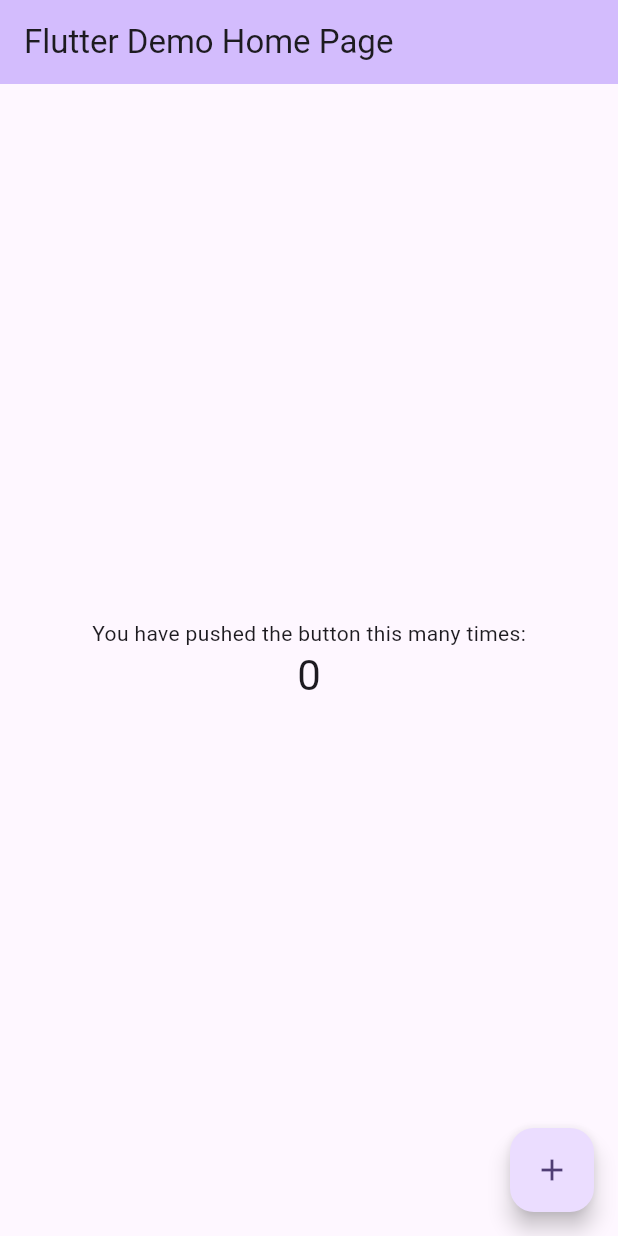
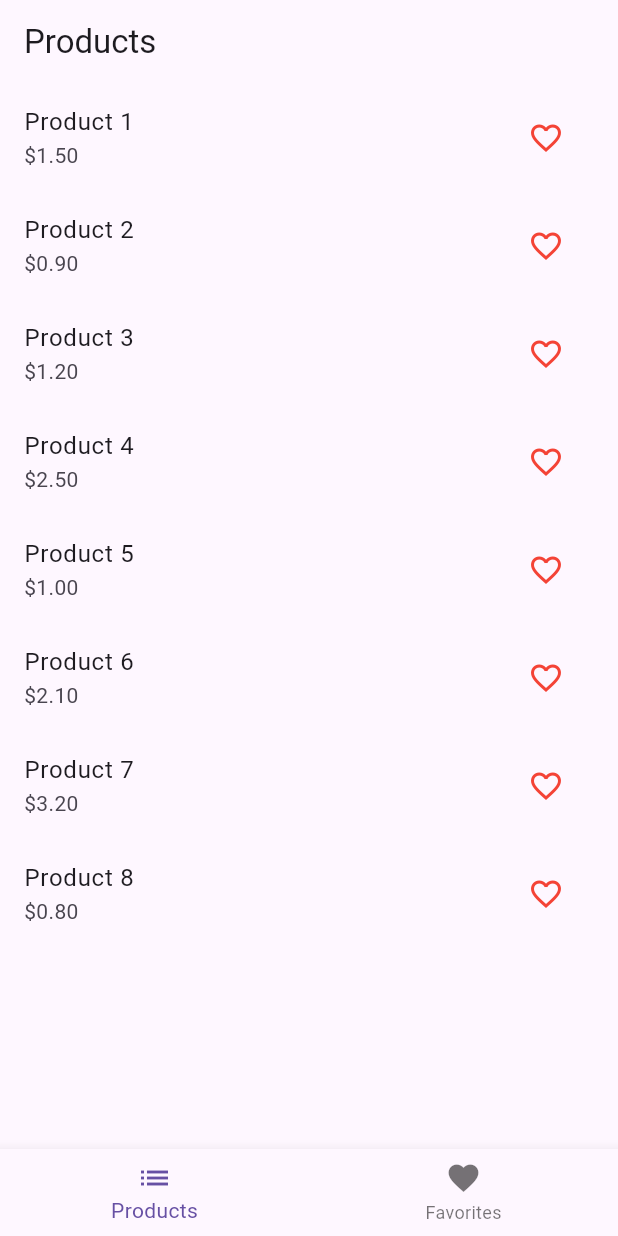
Before and after one commit to dtussupbayev/favorite_products_app, a Flutter app: the screen it shows after launch, on a phone screen of 412 x 824 dp. Run offline on Flutter 3.47's test engine with Material 3 defaults, Android fonts, the phone set to English and light mode, and no system bars; our stand-ins replace bloc, equatable, flutter_bloc, get_it, hive, hive_flutter; accounts and stored records are empty.

Commit message:
implement products favorites UI

```diff
--- a/lib/data/models/product.dart
+++ b/lib/data/models/product.dart
@@ -3,7 +3,7 @@ import 'package:hive/hive.dart';
 part 'product.g.dart';
 
 @HiveType(typeId: 0)
-class Product {
+class Product extends HiveObject {
   @HiveField(0)
   final String name;
 
@@ -14,4 +14,12 @@ class Product {
   bool isFavorite;
 
   Product({required this.name, required this.price, this.isFavorite = false});
+
+  Product copyWith({String? name, double? price, bool? isFavorite}) {
+    return Product(
+      name: name ?? this.name,
+      price: price ?? this.price,
+      isFavorite: isFavorite ?? this.isFavorite,
+    );
+  }
 }
--- a/lib/data/repositories/product_repository.dart
+++ b/lib/data/repositories/product_repository.dart
@@ -35,8 +35,7 @@ class ProductRepository {
     await _box.put(product.name, product);
   }
 
-  Future<void> toggleFavorite(Product product) async {
-    product.isFavorite = !product.isFavorite;
+  Future<void> updateProduct(Product product) async {
     await _box.put(product.name, product);
   }
 }
--- a/lib/di.dart
+++ b/lib/di.dart
@@ -3,6 +3,7 @@ import 'package:hive_flutter/hive_flutter.dart';
 
 import 'data/models/product.dart';
 import 'data/repositories/product_repository.dart';
+import 'presentation/features/products/bloc/products_bloc.dart';
 
 final getIt = GetIt.instance;
 
@@ -13,4 +14,5 @@ Future<void> configureDependencies() async {
   final box = await Hive.openBox<Product>('products');
 
   getIt.registerSingleton<ProductRepository>(ProductRepository(box));
+  getIt.registerFactory(() => ProductsBloc(getIt<ProductRepository>()));
 }
--- a/lib/main.dart
+++ b/lib/main.dart
@@ -1,7 +1,13 @@
 import 'package:flutter/material.dart';
 
-void main() {
-  runApp(const MyApp());
+import 'di.dart';
+import 'presentation/features/home/screens/home_screen.dart';
+
+void main() async {
+  WidgetsFlutterBinding.ensureInitialized();
+  await configureDependencies();
+
+  runApp(MyApp());
 }
 
 class MyApp extends StatelessWidget {
@@ -10,60 +16,10 @@ class MyApp extends StatelessWidget {
   @override
   Widget build(BuildContext context) {
     return MaterialApp(
-      title: 'Flutter Demo',
-      theme: ThemeData(
-        colorScheme: ColorScheme.fromSeed(seedColor: Colors.deepPurple),
-        useMaterial3: true,
-      ),
-      home: const MyHomePage(title: 'Flutter Demo Home Page'),
+      debugShowCheckedModeBanner: false,
+      title: 'FavoriteProductsApp',
+      theme: ThemeData(primarySwatch: Colors.indigo),
+      home: HomeScreen(),
     );
   }
 }
-
-class MyHomePage extends StatefulWidget {
-  const MyHomePage({super.key, required this.title});
-
-  final String title;
-
-  @override
-  State<MyHomePage> createState() => _MyHomePageState();
-}
-
-class _MyHomePageState extends State<MyHomePage> {
-  int _counter = 0;
-
-  void _incrementCounter() {
-    setState(() {
-      _counter++;
-    });
-  }
-
-  @override
-  Widget build(BuildContext context) {
-    return Scaffold(
-      appBar: AppBar(
-        backgroundColor: Theme.of(context).colorScheme.inversePrimary,
-        title: Text(widget.title),
-      ),
-      body: Center(
-        child: Column(
-          mainAxisAlignment: MainAxisAlignment.center,
-          children: <Widget>[
-            const Text(
-              'You have pushed the button this many times:',
-            ),
-            Text(
-              '$_counter',
-              style: Theme.of(context).textTheme.headlineMedium,
-            ),
-          ],
-        ),
-      ),
-      floatingActionButton: FloatingActionButton(
-        onPressed: _incrementCounter,
-        tooltip: 'Increment',
-        child: const Icon(Icons.add),
-      ),
-    );
-  }
-}
--- /dev/null
+++ b/lib/presentation/features/home/screens/home_screen.dart
@@ -0,0 +1,55 @@
+import 'package:favorite_products_app/di.dart';
+import 'package:favorite_products_app/presentation/features/products/bloc/products_bloc.dart';
+import 'package:favorite_products_app/presentation/features/products/screens/favorites_screen.dart';
+import 'package:favorite_products_app/presentation/features/products/screens/products_screen.dart';
+import 'package:flutter/material.dart';
+import 'package:flutter_bloc/flutter_bloc.dart';
+
+class HomeScreen extends StatefulWidget {
+  const HomeScreen({super.key});
+
+  @override
+  State<HomeScreen> createState() => _HomeScreenState();
+}
+
+class _HomeScreenState extends State<HomeScreen> {
+  int _selectedIndex = 0;
+  static const List<Widget> _screens = <Widget>[
+    ProductListScreen(),
+    FavoritesScreen(),
+  ];
+
+  void _onItemTapped(int index) {
+    setState(() {
+      _selectedIndex = index;
+    });
+  }
+
+  @override
+  Widget build(BuildContext context) {
+    return Scaffold(
+      body: MultiBlocProvider(
+        providers: [
+          BlocProvider<ProductsBloc>(
+            create: (_) => getIt<ProductsBloc>()..add(LoadProductsEvent()),
+          ),
+        ],
+        child: _screens[_selectedIndex],
+      ),
+      bottomNavigationBar: BottomNavigationBar(
+        items: const <BottomNavigationBarItem>[
+          BottomNavigationBarItem(
+            icon: Icon(Icons.list),
+            label: 'Products',
+          ),
+          BottomNavigationBarItem(
+            icon: Icon(Icons.favorite),
+            label: 'Favorites',
+          ),
+        ],
+        currentIndex: _selectedIndex,
+        onTap: _onItemTapped,
+      ),
+    );
+  }
+}
--- /dev/null
+++ b/lib/presentation/features/products/bloc/products_bloc.dart
@@ -0,0 +1,32 @@
+import 'package:bloc/bloc.dart';
+import 'package:equatable/equatable.dart';
+import 'package:favorite_products_app/data/models/product.dart';
+import 'package:favorite_products_app/data/repositories/product_repository.dart';
+
+part 'products_event.dart';
+part 'products_state.dart';
+
+class ProductsBloc extends Bloc<ProductsEvent, ProductsState> {
+  final ProductRepository _repository;
+
+  ProductsBloc(this._repository) : super(const ProductsState()) {
+    on<LoadProductsEvent>((event, emit) {
+      final products = _repository.getAllProducts();
+      emit(state.copyWith(status: ProductsStatus.loaded, products: products));
+    });
+
+    on<ToggleFavoriteEvent>((event, emit) async {
+      final updatedProduct =
+          event.product.copyWith(isFavorite: !event.product.isFavorite);
+      await _repository.updateProduct(updatedProduct);
+      final products = _repository.getAllProducts();
+      emit(state.copyWith(products: products));
+    });
+
+    on<FilterFavoritesEvent>((event, emit) {
+      final favorites =
+          _repository.getAllProducts().where((p) => p.isFavorite).toList();
+      emit(state.copyWith(status: ProductsStatus.loaded, products: favorites));
+    });
+  }
+}
--- /dev/null
+++ b/lib/presentation/features/products/bloc/products_event.dart
@@ -0,0 +1,19 @@
+part of 'products_bloc.dart';
+
+abstract class ProductsEvent extends Equatable {
+  @override
+  List<Object?> get props => [];
+}
+
+class LoadProductsEvent extends ProductsEvent {}
+
+class ToggleFavoriteEvent extends ProductsEvent {
+  final Product product;
+
+  ToggleFavoriteEvent(this.product);
+
+  @override
+  List<Object?> get props => [product];
+}
+
+class FilterFavoritesEvent extends ProductsEvent {}
--- /dev/null
+++ b/lib/presentation/features/products/bloc/products_state.dart
@@ -0,0 +1,26 @@
+part of 'products_bloc.dart';
+
+enum ProductsStatus { loading, loaded, error }
+
+class ProductsState extends Equatable {
+  final ProductsStatus status;
+  final List<Product> products;
+
+  const ProductsState({
+    this.status = ProductsStatus.loading,
+    this.products = const [],
+  });
+
+  ProductsState copyWith({
+    ProductsStatus? status,
+    List<Product>? products,
+  }) {
+    return ProductsState(
+      status: status ?? this.status,
+      products: products ?? this.products,
+    );
+  }
+
+  @override
+  List<Object?> get props => [status, products];
+}
--- /dev/null
+++ b/lib/presentation/features/products/screens/favorites_screen.dart
@@ -0,0 +1,29 @@
+import 'package:favorite_products_app/presentation/features/products/bloc/products_bloc.dart';
+import 'package:favorite_products_app/presentation/features/products/widgets/product_list.dart';
+import 'package:flutter/material.dart';
+import 'package:flutter_bloc/flutter_bloc.dart';
+
+class FavoritesScreen extends StatelessWidget {
+  const FavoritesScreen({super.key});
+
+  @override
+  Widget build(BuildContext context) {
+    return Scaffold(
+      appBar: AppBar(
+        title: const Text('Favorites'),
+      ),
+      body: BlocBuilder<ProductsBloc, ProductsState>(
+        builder: (context, state) {
+          if (state.status == ProductsStatus.loading) {
+            return const Center(child: CircularProgressIndicator());
+          } else if (state.status == ProductsStatus.loaded) {
+            final favorites =
+                state.products.where((product) => product.isFavorite).toList();
+            return ProductList(products: favorites);
+          }
+          return const SizedBox();
+        },
+      ),
+    );
+  }
+}
--- /dev/null
+++ b/lib/presentation/features/products/screens/products_screen.dart
@@ -0,0 +1,27 @@
+import 'package:favorite_products_app/presentation/features/products/bloc/products_bloc.dart';
+import 'package:favorite_products_app/presentation/features/products/widgets/product_list.dart';
+import 'package:flutter/material.dart';
+import 'package:flutter_bloc/flutter_bloc.dart';
+
+class ProductListScreen extends StatelessWidget {
+  const ProductListScreen({super.key});
+
+  @override
+  Widget build(BuildContext context) {
+    return Scaffold(
+      appBar: AppBar(
+        title: Text('Products'),
+      ),
+      body: BlocBuilder<ProductsBloc, ProductsState>(
+        builder: (context, state) {
+          if (state.status == ProductsStatus.loading) {
+            return Center(child: CircularProgressIndicator());
+          } else if (state.status == ProductsStatus.loaded) {
+            return ProductList(products: state.products);
+          }
+          return SizedBox();
+        },
+      ),
+    );
+  }
+}
--- /dev/null
+++ b/lib/presentation/features/products/widgets/product_item.dart
@@ -0,0 +1,26 @@
+import 'package:favorite_products_app/data/models/product.dart';
+import 'package:favorite_products_app/presentation/features/products/bloc/products_bloc.dart';
+import 'package:flutter/material.dart';
+import 'package:flutter_bloc/flutter_bloc.dart';
+
+class ProductItem extends StatelessWidget {
+  final Product product;
+
+  const ProductItem({required this.product, super.key});
+
+  @override
+  Widget build(BuildContext context) {
+    return ListTile(
+      title: Text(product.name),
+      subtitle: Text('\$${product.price.toStringAsFixed(2)}'),
+      trailing: IconButton(
+        icon: Icon(
+          product.isFavorite ? Icons.favorite : Icons.favorite_border,
+          color: Colors.red,
+        ),
+        onPressed: () =>
+            context.read<ProductsBloc>().add(ToggleFavoriteEvent(product)),
+      ),
+    );
+  }
+}
--- /dev/null
+++ b/lib/presentation/features/products/widgets/product_list.dart
@@ -0,0 +1,20 @@
+import 'package:favorite_products_app/data/models/product.dart';
+import 'package:favorite_products_app/presentation/features/products/widgets/product_item.dart';
+import 'package:flutter/material.dart';
+
+class ProductList extends StatelessWidget {
+  final List<Product> products;
+
+  const ProductList({required this.products, super.key});
+
+  @override
+  Widget build(BuildContext context) {
+    return ListView.builder(
+      itemCount: products.length,
+      itemBuilder: (context, index) {
+        final product = products[index];
+        return ProductItem(product: product);
+      },
+    );
+  }
+}
--- a/pubspec.yaml
+++ b/pubspec.yaml
@@ -9,6 +9,7 @@ environment:
 dependencies:
   bloc: ^9.0.0
   cupertino_icons: ^1.0.8
+  equatable: ^2.0.7
   flutter:
     sdk: flutter
   flutter_bloc: ^9.0.0
```
Also changed, not shown: pubspec.lock, 2 other files.
